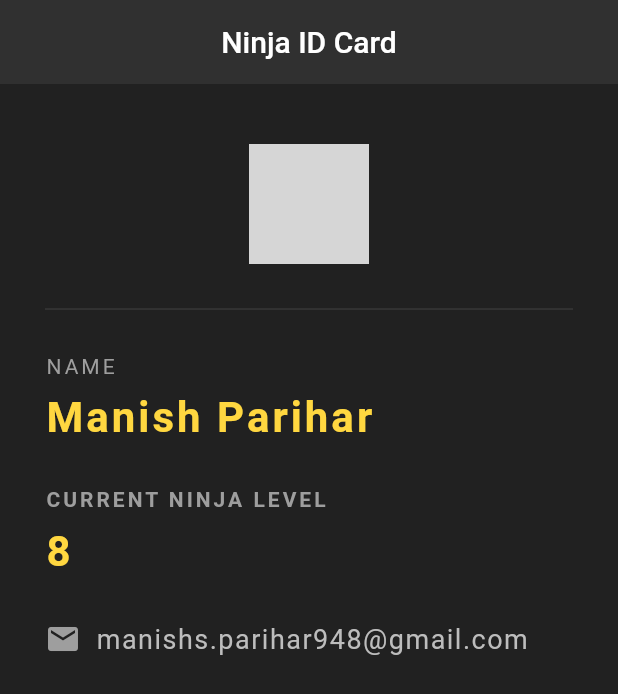
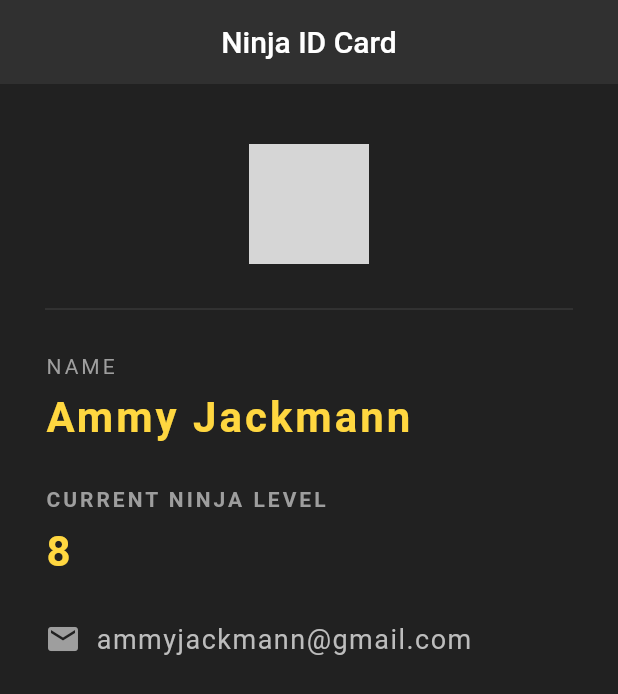
Before and after one commit to manishparihar948/my-first-flutter-code-statelessWidget, a Flutter app: the screen it shows after launch, on a phone screen of 412 x 824 dp. Shown: the top 694 px of the screen. Run offline on Flutter 3.47's test engine with Material 2 defaults, Android fonts, the phone set to English and light mode, and no system bars; grey boxes are pictures that could not be loaded.

Commit message:
my first commit

```diff
--- a/lib/main.dart
+++ b/lib/main.dart
@@ -154,7 +154,7 @@ class NinjaCard  extends StatelessWidget {
             ),
             SizedBox(height: 10.0),
             Text(
-              'Manish Parihar',
+              'Ammy Jackmann',
               style: TextStyle(
                 color: Colors.amberAccent[200],
                 letterSpacing: 2.0,
@@ -190,7 +190,7 @@ class NinjaCard  extends StatelessWidget {
                 ),
                 SizedBox(width: 10.0),
                 Text(
-                  'manishs.parihar948@gmail.com',
+                  'ammyjackmann@gmail.com',
                   style: TextStyle(
                     color: Colors.grey[400],
                     fontSize: 18.0,
```
